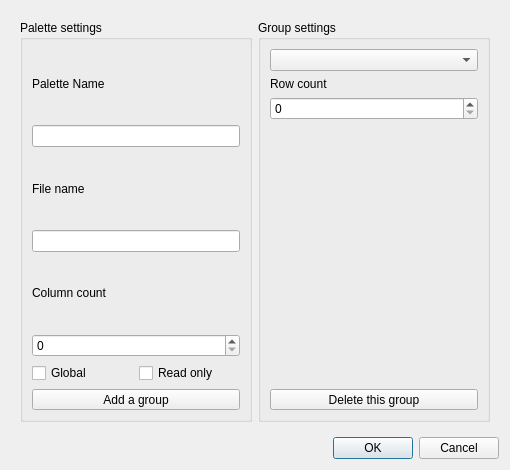
Above: libs/widgets/WdgDlgPaletteEditor.ui from KDE/krita before the change. Below: the same form after it.
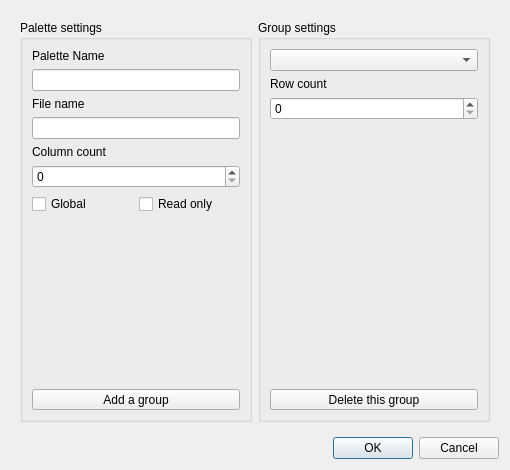
That is the form after the change.

```diff
--- a/libs/widgets/WdgDlgPaletteEditor.ui
+++ b/libs/widgets/WdgDlgPaletteEditor.ui
@@ -71,6 +71,19 @@
            </item>
           </layout>
          </item>
+         <item>
+          <spacer name="verticalSpacer_2">
+           <property name="orientation">
+            <enum>Qt::Vertical</enum>
+           </property>
+           <property name="sizeHint" stdset="0">
+            <size>
+             <width>20</width>
+             <height>40</height>
+            </size>
+           </property>
+          </spacer>
+         </item>
          <item>
           <widget class="QToolButton" name="bnAddGroup">
            <property name="sizePolicy">
```
